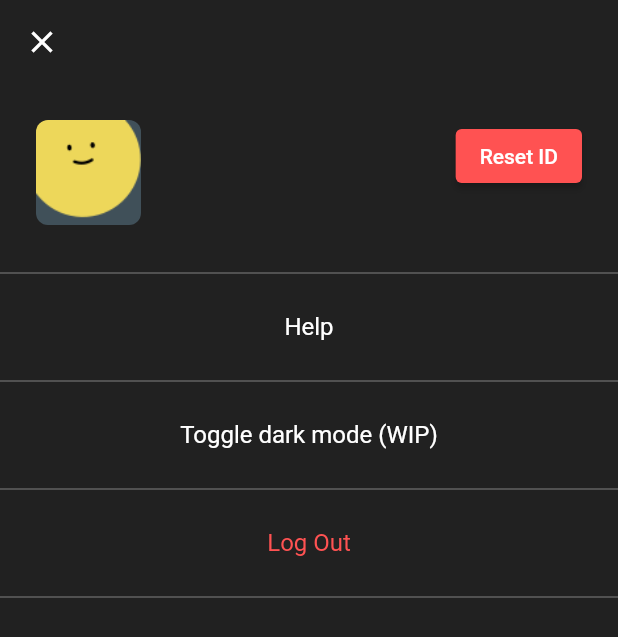
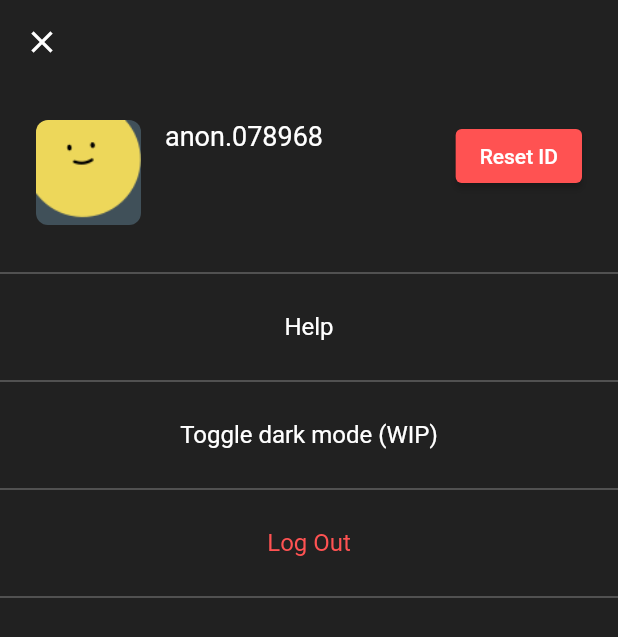
Before and after one commit to Frooge/thread_app, a Flutter app: the SettingsScreen screen opened by its route, after a tap on "Reset ID", on a phone screen of 412 x 824 dp. Shown: the top 637 px of the screen. Run offline on Flutter 3.47's test engine with Material 2 defaults, Android fonts, the phone set to English and light mode, and no system bars; our stand-ins replace cloud_firestore, firebase_auth, firebase_core; accounts and stored records are empty.

Commit message:
add reset anonymous id

```diff
--- a/lib/services/user_services.dart
+++ b/lib/services/user_services.dart
@@ -22,7 +22,19 @@ class UserServices {
         favoriteList: [],
         likedMessagesList: []
       ).toMap());
+    } on Exception catch(e) {
+      log(e.toString());
+    }
+  }
 
+  Future<void> resetAnonId(User currentUser) async {
+    try{
+    String anonId = await GenerateRandom().generateRandomAnonId();
+    _db.collection('users').doc(currentUser.uid).update({
+      'anonymousId': anonId,
+      'anonymousName': 'anon.$anonId',
+      'image': GenerateRandom().generateRandomImage()
+    });
     } on Exception catch(e) {
       log(e.toString());
     }
--- a/lib/widgets/user_profile.dart
+++ b/lib/widgets/user_profile.dart
@@ -1,8 +1,11 @@
 import 'dart:io';
+import 'package:firebase_auth/firebase_auth.dart';
 import 'package:flutter/material.dart';
 import 'package:provider/provider.dart';
+import 'package:thread_app/services/user_services.dart';
 
 import '../models/user_model.dart';
+import '../providers/auth.dart';
 import '../utils/constants.dart';
 
 class UserProfile extends StatelessWidget {
@@ -76,7 +79,7 @@ class UserProfile extends StatelessWidget {
         backgroundColor: Colors.redAccent
       ),
       onPressed: () {
-
+        UserServices().resetAnonId(Auth().currentUser!);
       },
       child: const Text('Reset ID'),
     );
```
